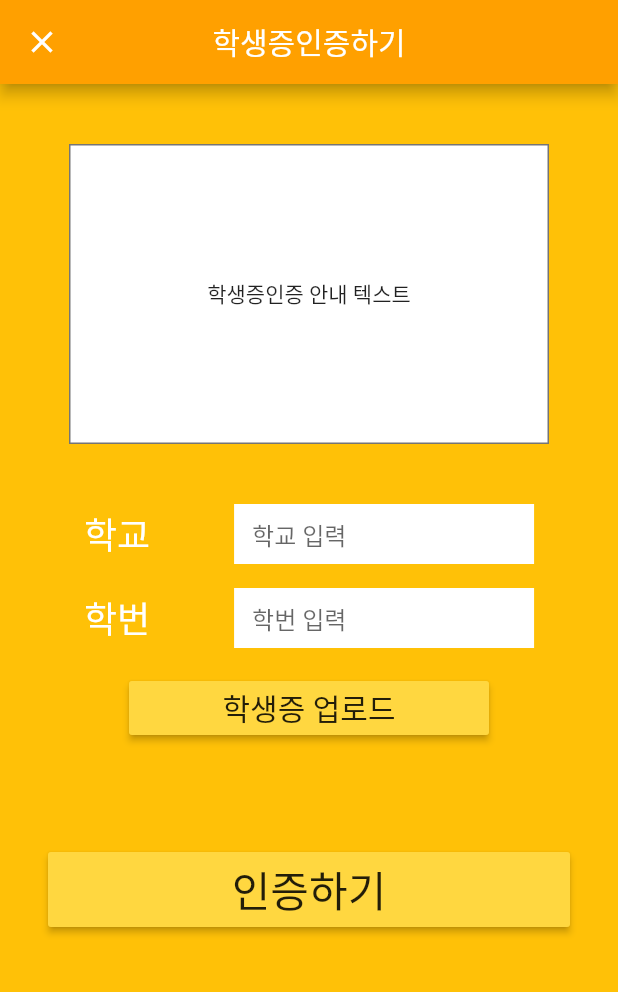
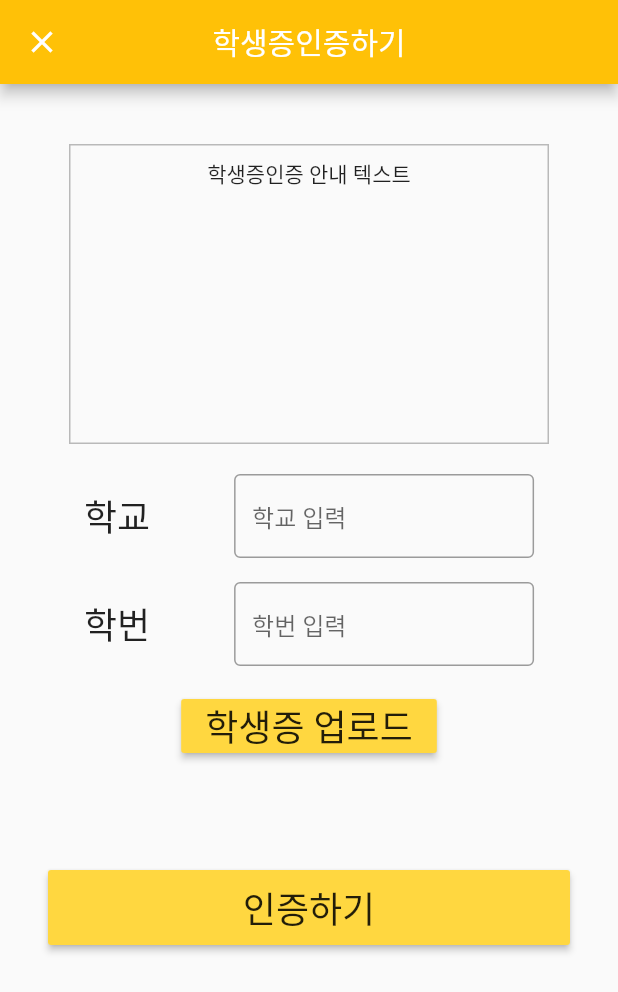
Before and after one commit to oaojjj/anony-chat, a Flutter app: the RegisterPage screen opened directly, after a tap on "학생증인증하기", on a phone screen of 412 x 824 dp. Shown: the top 992 px of the screen. Run offline on Flutter 3.47's test engine with Material 2 defaults, Android fonts, the phone set to English and light mode, and no system bars; accounts and stored records are empty.

Commit message:
refactoring: appbar color, scaffold bacground color...

```diff
--- a/lib/main.dart
+++ b/lib/main.dart
@@ -1,4 +1,3 @@
-import 'package:anony_chat/style/style.dart';
 import 'package:flutter/material.dart';
 import 'ui/page/intro_page.dart';
 
@@ -11,8 +10,7 @@ class AnonymousChat extends StatelessWidget {
       title: 'Anonymous Chat',
       theme: ThemeData(
           primarySwatch: Colors.amber,
-          accentColor: Colors.amberAccent,
-          scaffoldBackgroundColor: Colors.amber),
+          accentColor: Colors.amberAccent),
       home: IntroPage(),
     );
   }
--- a/lib/ui/page/register_page.dart
+++ b/lib/ui/page/register_page.dart
@@ -1,20 +1,21 @@
 import 'package:anony_chat/model/member.dart';
-import 'package:anony_chat/style/style.dart';
 import 'package:anony_chat/ui/page/student_card_certification_page.dart';
+import 'package:anony_chat/ui/widget/bottom_button.dart';
 import 'package:flutter/material.dart';
+
+class MyDropDownMenuItem {
+  List<String> list;
+  String title;
+  String selected;
+
+  MyDropDownMenuItem(this.title, this.list) {
+    selected = list[0];
+  }
+}
 
 class RegisterPage extends StatefulWidget {
   @override
   _RegisterPageState createState() => _RegisterPageState();
-}
-
-class MyDropDownMenuItem {
-  List<String> list;
-  String selected;
-
-  MyDropDownMenuItem(this.list) {
-    selected = list[0];
-  }
 }
 
 class _RegisterPageState extends State<RegisterPage> {
@@ -24,7 +25,7 @@ class _RegisterPageState extends State<RegisterPage> {
   bool sexBtnColor;
   bool stdCardCertification;
 
-  // data
+  // test data
   List<MyDropDownMenuItem> _items = [];
   List<String> _itemsBirth = List<String>.generate(30, (i) {
     if (i == 0)
@@ -39,33 +40,30 @@ class _RegisterPageState extends State<RegisterPage> {
     newMember = Member();
     sexBtnColor = true;
     stdCardCertification = false;
-    _items.add(MyDropDownMenuItem(_itemsBirth));
-    _items.add(MyDropDownMenuItem(_itemsRegion));
+    _items.add(MyDropDownMenuItem('태어난해', _itemsBirth));
+    _items.add(MyDropDownMenuItem('지역', _itemsRegion));
     super.initState();
   }
 
   @override
   Widget build(BuildContext context) {
+    final Size size = MediaQuery.of(context).size;
     return Scaffold(
       appBar: AppBar(
         iconTheme: IconThemeData(color: Colors.white),
-        backgroundColor: Colors.amber[700],
         centerTitle: true,
         title: Text(
           '회원정보입력',
           style: TextStyle(color: Colors.white),
         ),
       ),
-      backgroundColor: Colors.amber,
       body: Column(
-        mainAxisAlignment: MainAxisAlignment.end,
         children: [
-          Center(
-            child: Container(
-              padding: EdgeInsets.all(8.0),
-              color: Colors.amberAccent[100],
-              height: 70.0,
-              width: double.infinity,
+          Container(
+            color: Colors.amberAccent[100],
+            height: 70.0,
+            width: double.infinity,
+            child: Center(
               child: Text(
                 '회원정보는 설정에서\n 언제든 변경가능합니다.',
                 textAlign: TextAlign.center,
@@ -73,9 +71,7 @@ class _RegisterPageState extends State<RegisterPage> {
               ),
             ),
           ),
-          SizedBox(
-            height: 30.0,
-          ),
+          SizedBox(height: 32.0),
           Container(
             child: Center(
               child: Row(
@@ -84,47 +80,47 @@ class _RegisterPageState extends State<RegisterPage> {
                   ButtonTheme(
                     shape: sexBtnColor
                         ? RoundedRectangleBorder(
-                            borderRadius: BorderRadius.circular(4.0))
+                        borderRadius: BorderRadius.circular(4.0),
+                        side: BorderSide(color: Colors.black))
                         : null,
                     minWidth: 120.0,
                     height: 50.0,
                     child: FlatButton(
                       child: Text('남자', style: TextStyle(fontSize: 20.0)),
                       onPressed: () {
+                        newMember.sex = '남자';
                         setState(() {
                           sexBtnColor = true;
                         });
-                        newMember.sex = '남자';
                       },
                       color: sexBtnColor ? Colors.amberAccent : Colors.black26,
-                      textColor: Colors.black,
                     ),
                   ),
                   SizedBox(width: 24.0),
                   ButtonTheme(
-                    shape: sexBtnColor
-                        ? null
-                        : RoundedRectangleBorder(
-                            borderRadius: BorderRadius.circular(4.0)),
+                    shape: !sexBtnColor
+                        ? RoundedRectangleBorder(
+                        borderRadius: BorderRadius.circular(4.0),
+                        side: BorderSide(color: Colors.black))
+                        : null,
                     minWidth: 120.0,
                     height: 50.0,
                     child: FlatButton(
                       child: Text('여자', style: TextStyle(fontSize: 20.0)),
                       onPressed: () {
+                        newMember.sex = '여자';
                         setState(() {
                           sexBtnColor = false;
                         });
-                        newMember.sex = '여자';
                       },
-                      color: sexBtnColor ? Colors.black26 : Colors.amberAccent,
-                      textColor: Colors.black,
+                      color: !sexBtnColor ? Colors.amberAccent : Colors.black26,
                     ),
                   ),
                 ],
               ),
             ),
           ),
-          SizedBox(height: 20.0),
+          SizedBox(height: 24.0),
           Expanded(
             child: Center(
               child: Column(
@@ -133,13 +129,9 @@ class _RegisterPageState extends State<RegisterPage> {
                       mainAxisAlignment: MainAxisAlignment.spaceEvenly,
                       children: [
                         Column(children: [
-                          Text('태어난 해',
-                              style: TextStyle(
-                                  fontSize: 24.0, color: Colors.white)),
+                          Text('태어난 해', style: TextStyle(fontSize: 24.0)),
                           SizedBox(height: 16.0),
-                          Text('지역',
-                              style: TextStyle(
-                                  fontSize: 24.0, color: Colors.white))
+                          Text('지역', style: TextStyle(fontSize: 24.0))
                         ]),
                         Column(children: [
                           // 객체 자체를 참조해야 setState 에서 참조 가능해서 변경
@@ -148,11 +140,10 @@ class _RegisterPageState extends State<RegisterPage> {
                           createDropDownButton(_items[1])
                         ])
                       ]),
-                  SizedBox(height: 60.0),
+                  SizedBox(height: 80.0),
                   ButtonTheme(
                       buttonColor: Colors.amberAccent,
-                      minWidth: 240.0,
-                      height: 40.0,
+                      minWidth: 200.0,
                       child: RaisedButton(
                           child:
                               Text('학생증인증하기', style: TextStyle(fontSize: 24.0)),
@@ -167,13 +158,10 @@ class _RegisterPageState extends State<RegisterPage> {
                                 })),
                   SizedBox(height: 8.0),
                   Row(mainAxisAlignment: MainAxisAlignment.center, children: [
-                    Text('같은 대학교 학생 안만나기',
-                        style: TextStyle(fontSize: 20.0, color: Colors.white)),
-                    SizedBox(width: 16.0),
+                    Text('같은 대학교 학생 안만나기', style: TextStyle(fontSize: 18.0)),
+                    SizedBox(width: 8.0),
                     Container(
-                        width: 60.0,
                         child: Switch(
-                            activeColor: Colors.white,
                             value: newMember.isNotMeetingSameUniversity,
                             onChanged: (value) {
                               setState(() {
@@ -182,13 +170,10 @@ class _RegisterPageState extends State<RegisterPage> {
                             }))
                   ]),
                   Row(mainAxisAlignment: MainAxisAlignment.center, children: [
-                    Text('전화번호 목록 친구 안만나기',
-                        style: TextStyle(fontSize: 20.0, color: Colors.white)),
-                    SizedBox(width: 16.0),
+                    Text('전화번호 목록 친구 안만나기', style: TextStyle(fontSize: 18.0)),
+                    SizedBox(width: 8.0),
                     Container(
-                      width: 60.0,
                       child: Switch(
-                          activeColor: Colors.white,
                           value: newMember.isNotMeetingPhoneList,
                           onChanged: (value) {
                             setState(() {
@@ -201,23 +186,12 @@ class _RegisterPageState extends State<RegisterPage> {
               ),
             ),
           ),
-          Container(
-            child: Padding(
-              padding: EdgeInsets.symmetric(horizontal: 32.0),
-              child: ButtonTheme(
-                  buttonColor: Colors.amberAccent,
-                  minWidth: double.infinity,
-                  height: 50.0,
-                  child: RaisedButton(
-                      child: Text('가입하기', style: TextStyle(fontSize: 20.0)),
-                      onPressed: isCanRegister()
-                          ? () => {
-                                // TODO 가입하기 버튼
-                              }
-                          : null)),
-            ),
-          ),
-          SizedBox(height: Style.instance.size.height * 0.05),
+          BottomButton(
+              onPressed: isCanRegister() ? () => {
+                        // TODO 가입하기 버튼
+                      } : null,
+              text: '가입하기'),
+          SizedBox(height: size.height * 0.05),
         ],
       ),
     );
@@ -229,17 +203,21 @@ class _RegisterPageState extends State<RegisterPage> {
       width: 100.0,
       decoration: BoxDecoration(
           color: Colors.white,
-          borderRadius: BorderRadius.all(Radius.circular(5.0))),
+          border: Border.all(color: Colors.black, width: 1.0),
+          borderRadius: BorderRadius.all(Radius.circular(4.0))),
       child: DropdownButtonHideUnderline(
           child: DropdownButton<String>(
               value: item.selected,
               items: item.list.map<DropdownMenuItem<String>>((value) {
                 return DropdownMenuItem(value: value, child: Text(value));
               }).toList(),
-              onChanged: (newItem) {
+              onChanged: (value) {
                 setState(() {
-                  item.selected = newItem;
+                  item.selected = value;
                 });
+                item.title == '지역'
+                    ? newMember.birthYear = value
+                    : newMember.region = value;
               })),
     );
   }
--- a/lib/ui/page/student_card_certification_page.dart
+++ b/lib/ui/page/student_card_certification_page.dart
@@ -1,4 +1,4 @@
-import 'package:anony_chat/style/style.dart';
+import 'package:anony_chat/ui/widget/bottom_button.dart';
 import 'package:flutter/material.dart';
 
 class SCCertification extends StatefulWidget {
@@ -15,53 +15,44 @@ class _SCCertificationState extends State<SCCertification> {
 
   @override
   Widget build(BuildContext context) {
+    final Size size = MediaQuery.of(context).size;
+    final guidanceText = '학생증인증 안내 텍스트\n\n\n\n\n\n\n\n\n\n\n\n\n\n\ 스크롤테스트';
     return Scaffold(
       appBar: AppBar(
           leading: IconButton(
               icon: Icon(Icons.close, color: Colors.white),
-          onPressed: () => Navigator.pop(context),
-        ),
+              onPressed: () => Navigator.pop(context)),
           centerTitle: true,
-        title: Text(
-          '학생증인증하기',
-          style: TextStyle(color: Colors.white),
-        ),
-        backgroundColor: Colors.amber[700],
-      ),
-      backgroundColor: Colors.amber,
-      body: Column(
+          title: Text('학생증인증하기', style: TextStyle(color: Colors.white))),
+      body: SingleChildScrollView(
+        child: Column(
           children: [
-          Expanded(
-            child: SingleChildScrollView(
-              child: Column(children: [
+            Column(children: [
               SizedBox(height: 40.0),
               Container(
                 padding: EdgeInsets.all(8.0),
                 width: 320.0,
                 height: 200.0,
-                  decoration: BoxDecoration(
-                      border: Border.all(color: Colors.black54, width: 1.0),
-                      color: Colors.white),
-                  child: Center(child: Text('학생증인증 안내 텍스트')),
+                decoration:
+                    BoxDecoration(border: Border.all(color: Colors.black26)),
+                child: Center(
+                    child: SingleChildScrollView(child: Text(guidanceText))),
               ),
-                SizedBox(height: 40.0),
+              SizedBox(height: 20.0),
               Container(
                 child: Row(
                   mainAxisAlignment: MainAxisAlignment.spaceEvenly,
                   children: [
-                      Text('학교',
-                          style:
-                              TextStyle(fontSize: 24.0, color: Colors.white)),
+                    Text('학교', style: TextStyle(fontSize: 24.0)),
                     Container(
                       width: 200.0,
                       child: TextField(
                         keyboardType: TextInputType.name,
                         decoration: InputDecoration(
-                                filled: true,
-                                fillColor: Colors.white,
                             isDense: true,
-                                border: InputBorder.none,
-                                hintText: '학교 입력')),
+                            border: OutlineInputBorder(),
+                            hintText: '학교 입력'),
+                      ),
                     ),
                   ],
                 ),
@@ -71,19 +62,16 @@ class _SCCertificationState extends State<SCCertification> {
                 child: Row(
                   mainAxisAlignment: MainAxisAlignment.spaceEvenly,
                   children: [
-                      Text('학번',
-                          style:
-                              TextStyle(fontSize: 24.0, color: Colors.white)),
+                    Text('학번', style: TextStyle(fontSize: 24.0)),
                     Container(
                       width: 200.0,
                       child: TextField(
                         keyboardType: TextInputType.number,
                         decoration: InputDecoration(
-                                filled: true,
-                                fillColor: Colors.white,
                             isDense: true,
-                                border: InputBorder.none,
-                                hintText: '학번 입력')),
+                            border: OutlineInputBorder(),
+                            hintText: '학번 입력'),
+                      ),
                     ),
                   ],
                 ),
@@ -91,36 +79,24 @@ class _SCCertificationState extends State<SCCertification> {
               SizedBox(height: 16.0),
               Container(
                 child: ButtonTheme(
-                    minWidth: 240.0,
                   buttonColor: Colors.amberAccent,
                   child: RaisedButton(
-                        child:
-                            Text('학생증 업로드', style: TextStyle(fontSize: 20.0)),
+                      child: Text('학생증 업로드', style: TextStyle(fontSize: 24.0)),
                       onPressed: () {
                         // Todo 파일 선택
                       }),
                 ),
               ),
+            ]),
             SizedBox(height: 72.0),
-                Container(
-                  child: Padding(
-                    padding: EdgeInsets.symmetric(horizontal: 32.0),
-                    child: ButtonTheme(
-                      minWidth: double.infinity,
-                      height: 50.0,
-                      buttonColor: Colors.amberAccent,
-                      child: RaisedButton(
-                          child: Text('인증하기', style: TextStyle(fontSize: 28)),
+            BottomButton(
                 onPressed: () {
-                            // TODO 인증된 데이터 콜백
-                          }),
+                  // TODO 인증데이터 콜백
+                },
+                text: '인증하기'),
+            SizedBox(height: size.height * 0.05)
+          ],
         ),
-                  ),
-                ),
-              ]),
-            ),
-          ),
-        ],
       ),
     );
   }
--- /dev/null
+++ b/lib/ui/widget/bottom_button.dart
@@ -0,0 +1,26 @@
+import 'package:flutter/material.dart';
+
+class BottomButton extends StatelessWidget {
+  final VoidCallback onPressed;
+  final String text;
+
+  @override
+  Widget build(BuildContext context) {
+    return Container(
+      child: Padding(
+        padding: EdgeInsets.symmetric(horizontal: 32.0),
+        child: ButtonTheme(
+          minWidth: double.infinity,
+          height: 50.0,
+          buttonColor: Colors.amberAccent,
+          child: RaisedButton(
+            child: Text(text, style: TextStyle(fontSize: 24)),
+            onPressed: onPressed,
+          ),
+        ),
+      ),
+    );
+  }
+
+  BottomButton({@required this.onPressed,@required this.text});
+}
--- /dev/null
+++ b/lib/utils/screen_util.dart
@@ -0,0 +1,3 @@
+class ScreenUtil{
+
+}
--- a/pubspec.yaml
+++ b/pubspec.yaml
@@ -28,6 +28,7 @@ dependencies:
   # The following adds the Cupertino Icons font to your application.
   # Use with the CupertinoIcons class for iOS style icons.
   cupertino_icons: ^0.1.3
+  image_picker: ^0.6.7+4 #갤러리에서 사진 불러오는 패키지
 
 dev_dependencies:
   flutter_test:
```
Also changed, not shown: lib/style/style.dart (deleted, +0 -20 lines), lib/ui/page/intro_page.dart (+14 -27 lines), lib/ui/page/terms_content_page.dart (+13 -21 lines), lib/ui/page/terms_of_service_page.dart (added, +125 -0 lines), lib/ui/page/terms_of_use_page.dart (deleted, +0 -159 lines), pubspec.lock. Lines whose indentation alone changed are shown as unchanged.
